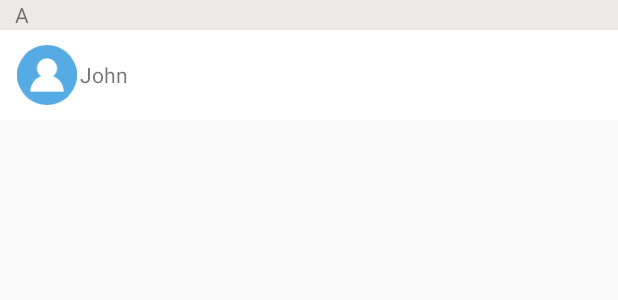
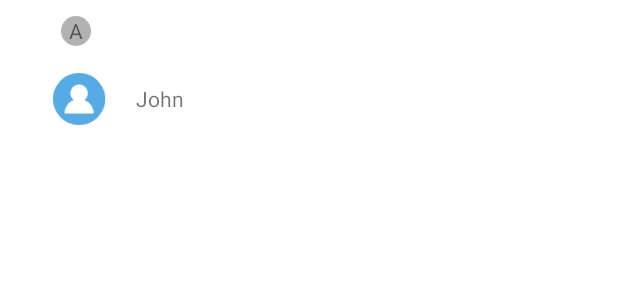
Before and after one commit to chigoin/ManageSystem, an Android app: the layout item_device_list.xml on its own in the app's theme, with its tools: preview values and no code run, on a phone screen of 412 x 824 dp. Shown: the top 300 px of the screen. Run offline under Robolectric (Android 15) with nearby library versions, the phone set to English and light mode, and no system bars.

Commit message:
对tab中的前两个业面进行了美化

```diff
--- a/app/src/main/java/com/faiz/managesystem/adapter/MyRecyclerViewAdapter.java
+++ b/app/src/main/java/com/faiz/managesystem/adapter/MyRecyclerViewAdapter.java
@@ -1,5 +1,6 @@
 package com.faiz.managesystem.adapter;
 
+import android.view.LayoutInflater;
 import android.view.View;
 import android.view.ViewGroup;
 import android.widget.ImageView;
@@ -31,7 +32,8 @@ public class MyRecyclerViewAdapter extends RecyclerView.Adapter {
 
     @Override
     public RecyclerView.ViewHolder onCreateViewHolder(ViewGroup parent, int viewType) {
-        View itemView = View.inflate(parent.getContext(), R.layout.item_device_list, null);
+//        View itemView = View.inflate(parent.getContext(), R.layout.item_device_list, null);
+        View itemView = LayoutInflater.from(parent.getContext()).inflate(R.layout.item_device_list,parent,false);
         return new MyHolder(itemView);
     }
 
--- a/app/src/main/java/com/faiz/managesystem/adapter/MySortedListCallback.java
+++ b/app/src/main/java/com/faiz/managesystem/adapter/MySortedListCallback.java
@@ -6,6 +6,10 @@ import androidx.recyclerview.widget.SortedListAdapterCallback;
 import com.faiz.managesystem.model.Province;
 
 
+/**
+ * The type My sorted list callback.
+ * 这之后可能还需要对数据进行一下处理，将模型类更换为其他的类型
+ */
 public class MySortedListCallback extends SortedListAdapterCallback<Province> {
 
     public MySortedListCallback(RecyclerView.Adapter adapter) {
--- a/app/src/main/java/com/faiz/managesystem/fragment/DeviceListFragment.java
+++ b/app/src/main/java/com/faiz/managesystem/fragment/DeviceListFragment.java
@@ -99,8 +99,7 @@ public class DeviceListFragment extends BaseFragment {
         initData();
         recyclerView.setLayoutManager(new LinearLayoutManager(context, LinearLayoutManager.VERTICAL, false));
         recyclerView.setItemAnimator(new DefaultItemAnimator());
-        recyclerView.addItemDecoration(new DividerItemDecoration(context, DividerItemDecoration.VERTICAL));
-
+        //recyclerView.addItemDecoration(new DividerItemDecoration(context, DividerItemDecoration.VERTICAL));
         queryProvinces();
 
         adapter.setOnItemClickListener(new MyRecyclerViewAdapter.OnItemClickListener() {
--- a/app/src/main/java/com/faiz/managesystem/fragment/MapFragment.java
+++ b/app/src/main/java/com/faiz/managesystem/fragment/MapFragment.java
@@ -72,6 +72,7 @@ public class MapFragment extends BaseFragment {
         mapView = (MapView) view.findViewById(R.id.map_view);
         baiduMap = mapView.getMap();
         baiduMap.setMyLocationEnabled(true);
+        checkPermission();
         return view;
     }
 
@@ -94,7 +95,6 @@ public class MapFragment extends BaseFragment {
     public void onActivityCreated(@Nullable Bundle savedInstanceState) {
         Log.d(TAG, "onActivityCreated:");
         super.onActivityCreated(savedInstanceState);
-        checkPermission();
     }
 
     private void checkPermission() {
--- /dev/null
+++ b/app/src/main/res/drawable/shape_big_login_btn.xml
@@ -0,0 +1,6 @@
+<?xml version="1.0" encoding="utf-8"?>
+<shape xmlns:android="http://schemas.android.com/apk/res/android"
+    android:shape="rectangle">
+    <corners android:radius="9dp" />
+    <solid android:color="#03A9F4" />
+</shape>
--- /dev/null
+++ b/app/src/main/res/drawable/shape_circle_index.xml
@@ -0,0 +1,10 @@
+<?xml version="1.0" encoding="utf-8"?>
+<shape
+    xmlns:android="http://schemas.android.com/apk/res/android"
+    android:shape="oval"
+    android:useLevel="false" >
+    <solid
+        android:color="@color/alpha_black_color" />
+    <size android:width="15dp"
+        android:height="15dp" />
+</shape>
--- a/app/src/main/res/layout/fragment_device_list.xml
+++ b/app/src/main/res/layout/fragment_device_list.xml
@@ -2,6 +2,7 @@
 <FrameLayout xmlns:android="http://schemas.android.com/apk/res/android"
     android:layout_width="match_parent"
     android:layout_height="match_parent"
+    android:background="#f9f9f9"
     xmlns:app="http://schemas.android.com/apk/res-auto">
 
     <RelativeLayout
--- a/app/src/main/res/layout/item_device_list.xml
+++ b/app/src/main/res/layout/item_device_list.xml
@@ -1,41 +1,53 @@
 <?xml version="1.0" encoding="utf-8"?>
-<LinearLayout
-    xmlns:android="http://schemas.android.com/apk/res/android"
+<LinearLayout xmlns:android="http://schemas.android.com/apk/res/android"
+    xmlns:app="http://schemas.android.com/apk/res-auto"
+    android:id="@+id/list_group"
     android:layout_width="match_parent"
-    android:layout_height="match_parent"
-    android:orientation="vertical"
-    >
+    android:layout_height="wrap_content"
+    android:layout_marginTop="5dp"
+    android:layout_marginLeft="15dp"
+    android:layout_marginRight="25dp"
+    android:orientation="vertical">
 
     <TextView
         android:id="@+id/tv_index"
+        android:layout_width="20dp"
+        android:layout_height="20dp"
+        android:layout_marginLeft="25dp"
+        android:layout_marginTop="5dp"
+        android:background="@drawable/shape_circle_index"
+        android:gravity="center"
+        android:text="A"
+        android:textAllCaps="true" />
+
+    <androidx.cardview.widget.CardView
         android:layout_width="match_parent"
-        android:layout_height="20dp"
-        android:background="#55D1C6C6"
-        android:gravity="center_vertical"
-        android:paddingLeft="10dp"
-        android:text="A"
-        android:textAllCaps="true"/>
+        android:layout_height="wrap_content"
+        android:layout_marginTop="5dp"
+        app:cardCornerRadius="5dp"
+        app:cardElevation="0dp">
 
         <RelativeLayout
             android:layout_width="match_parent"
             android:layout_height="60dp"
-        android:padding="10dp"
             android:background="@drawable/item_selector"
-       >
+            android:padding="10dp">
 
             <ImageView
                 android:id="@+id/iv_contact"
-            android:layout_width="wrap_content"
+                android:layout_marginLeft="10dp"
+                android:layout_width="35dp"
                 android:layout_height="match_parent"
-            android:src="@drawable/ic_avatar"/>
+                android:src="@drawable/ic_avatar" />
 
             <TextView
                 android:id="@+id/tv_name"
                 android:layout_width="match_parent"
                 android:layout_height="match_parent"
+                android:layout_marginLeft="20dp"
                 android:layout_toRightOf="@id/iv_contact"
                 android:gravity="center_vertical"
-            android:text="John"/>
+                android:text="John" />
         </RelativeLayout>
-
+    </androidx.cardview.widget.CardView>
 </LinearLayout>
--- a/app/src/main/res/values/colors.xml
+++ b/app/src/main/res/values/colors.xml
@@ -5,4 +5,5 @@
     <color name="colorAccent">#03A9F4</color>
     <color name="white">#FFFFFF</color>
     <color name="reveal_color">#80DACDCD</color>
+    <color name="alpha_black_color">#4D000000</color>
 </resources>
--- a/app/src/main/res/values/strings.xml
+++ b/app/src/main/res/values/strings.xml
@@ -1,3 +1,6 @@
 <resources>
     <string name="app_name">ManageSystem</string>
+    <string name="pwd_hint">密码</string>
+    <string name="account_hint">账号</string>
+    <string name="login">登录</string>
 </resources>
--- a/app/src/main/res/values/styles.xml
+++ b/app/src/main/res/values/styles.xml
@@ -1,7 +1,7 @@
 <resources>
 
     <!-- Base application theme. -->
-    <style name="AppTheme" parent="Theme.AppCompat.Light.DarkActionBar">
+    <style name="AppTheme" parent="Theme.MaterialComponents.Light">
         <!-- Customize your theme here. -->
         <item name="colorPrimary">@color/colorPrimary</item>
         <item name="colorPrimaryDark">@color/colorPrimaryDark</item>
```
Also changed, not shown: app/src/main/AndroidManifest.xml (+23 -17 lines), app/src/main/java/com/faiz/managesystem/activity/LoginActivity.java (added, +83 -0 lines), app/src/main/res/drawable/shape_login_form.xml (added, +30 -0 lines), app/src/main/res/layout/activity_login.xml (added, +165 -0 lines), app/src/main/res/drawable-hdpi/account2.png (added), app/src/main/res/drawable-hdpi/background_main.png (added), app/src/main/res/drawable-hdpi/pwd.png (added). Lines whose indentation alone changed are shown as unchanged.
